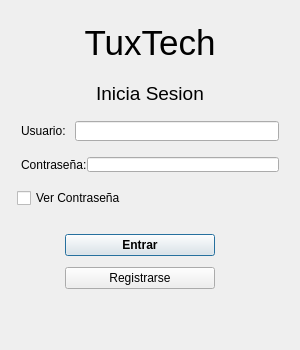
Qt form ui/loginTuxTech.ui (guillelopezvedia04-svg/Proyecto_TuxTech) before a commit.
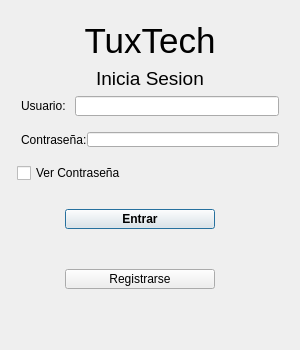
The same form after that commit. Icons and pictures are not drawn.

What changed in the file:
```diff
--- a/ui/loginTuxTech.ui
+++ b/ui/loginTuxTech.ui
@@ -326,7 +326,7 @@
          <property name="sizeHint" stdset="0">
           <size>
            <width>20</width>
-           <height>5</height>
+           <height>50</height>
           </size>
          </property>
         </spacer>
```
Left out of the diff: 8 changed lines with no effect on the pictures.
